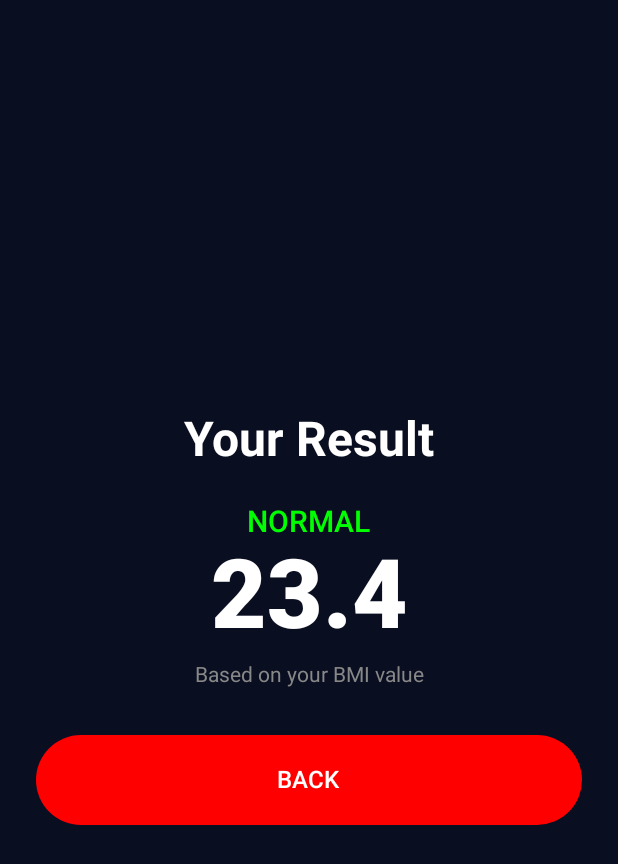
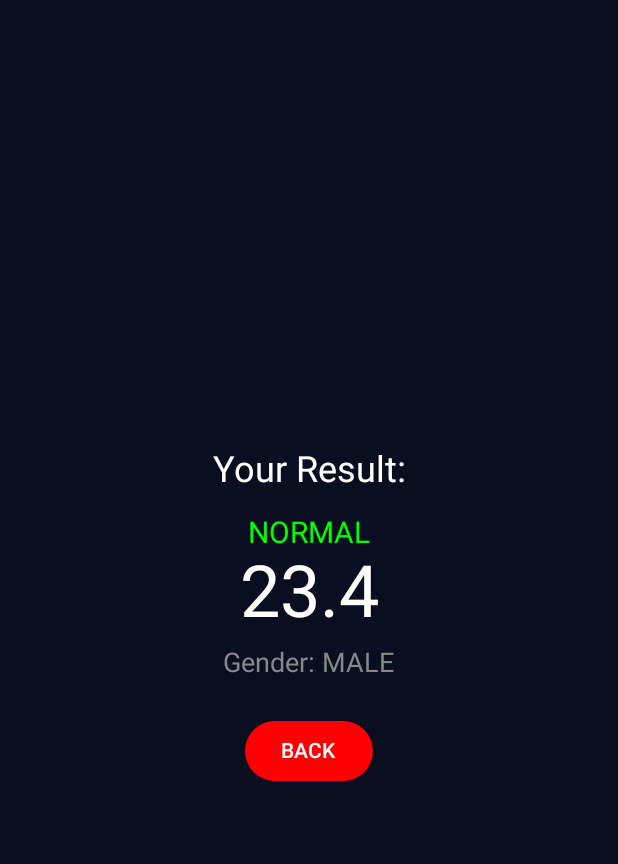
Before and after one commit to MasPutram/BMICalculator, an Android app built with Jetpack Compose: the screen it shows after launch (MainActivity), after a tap on "CALCULATE", on a phone screen of 412 x 824 dp. Shown: the top 864 px of the screen. Run offline under Robolectric (Android 15) with nearby library versions, the phone set to English and light mode, and no system bars.

Commit message:
fitur selected gender

```diff
--- a/app/build.gradle.kts
+++ b/app/build.gradle.kts
@@ -5,11 +5,11 @@ plugins {
 }
 
 android {
-    namespace = "com.putra.bmicalculator"
+    namespace = "com.putra_2303040131.bmicalculator"
     compileSdk = 35
 
     defaultConfig {
-        applicationId = "com.putra.bmicalculator"
+        applicationId = "com.putra_2303040131.bmicalculator"
         minSdk = 24
         targetSdk = 35
         versionCode = 1
--- a/app/src/main/java/com/putra/bmicalculator/screen/BMIResultScreen.kt
+++ /dev/null
@@ -1,79 +0,0 @@
-package com.putra.bmicalculator.screen
-
-import androidx.compose.foundation.background
-import androidx.compose.foundation.layout.*
-import androidx.compose.material3.*
-import androidx.compose.runtime.Composable
-import androidx.compose.ui.Alignment
-import androidx.compose.ui.Modifier
-import androidx.compose.ui.graphics.Color
-import androidx.compose.ui.text.font.FontWeight
-import androidx.compose.ui.unit.dp
-import androidx.compose.ui.unit.sp
-
-@Composable
-fun BMIResultScreen(bmi: Float, onBack: () -> Unit) {
-    val category = when {
-        bmi < 18.5 -> "UNDERWEIGHT"
-        bmi in 18.5..24.9 -> "NORMAL"
-        bmi in 25.0..29.9 -> "OVERWEIGHT"
-        else -> "OBESE"
-    }
-
-    Column(
-        modifier = Modifier
-            .fillMaxSize()
-            .background(Color(0xFF0A0E21))
-            .padding(24.dp),
-        horizontalAlignment = Alignment.CenterHorizontally,
-        verticalArrangement = Arrangement.Center
-    ) {
-        Text(
-            text = "Your Result",
-            color = Color.White,
-            fontSize = 32.sp,
-            fontWeight = FontWeight.Bold
-        )
-
-        Spacer(modifier = Modifier.height(24.dp))
-
-        Text(
-            text = category,
-            color = when (category) {
-                "NORMAL" -> Color.Green
-                "UNDERWEIGHT" -> Color.Cyan
-                "OVERWEIGHT" -> Color.Yellow
-                else -> Color.Red
-            },
-            fontSize = 20.sp,
-            fontWeight = FontWeight.Medium
-        )
-
-        Text(
-            text = String.format("%.1f", bmi),
-            color = Color.White,
-            fontSize = 64.sp,
-            fontWeight = FontWeight.ExtraBold
-        )
-
-        Spacer(modifier = Modifier.height(8.dp))
-
-        Text(
-            text = "Based on your BMI value",
-            color = Color.Gray,
-            fontSize = 14.sp
-        )
-
-        Spacer(modifier = Modifier.height(32.dp))
-
-        Button(
-            onClick = onBack,
-            modifier = Modifier
-                .fillMaxWidth()
-                .height(60.dp),
-            colors = ButtonDefaults.buttonColors(containerColor = Color.Red)
-        ) {
-            Text("BACK", color = Color.White, fontSize = 16.sp)
-        }
-    }
-}
--- a/app/src/main/java/com/putra/bmicalculator/screen/Navigation.kt
+++ /dev/null
@@ -1,28 +0,0 @@
-package com.putra.bmicalculator.screen
-
-import androidx.compose.runtime.Composable
-import androidx.navigation.NavHostController
-import androidx.navigation.compose.NavHost
-import androidx.navigation.compose.composable
-import androidx.navigation.NavType
-import androidx.navigation.navArgument
-
-@Composable
-fun AppNavigation(navController: NavHostController) {
-    NavHost(navController = navController, startDestination = "bmi_calculator") {
-        composable("bmi_calculator") {
-            BMICalculatorScreen(navController)
-        }
-
-        composable(
-            route = "bmi_result/{bmi}",
-            arguments = listOf(navArgument("bmi") { type = NavType.FloatType })
-        ) { backStackEntry ->
-            val bmi = backStackEntry.arguments?.getFloat("bmi") ?: 0f
-            BMIResultScreen(
-                bmi = bmi,
-                onBack = { navController.popBackStack() }
-            )
-        }
-    }
-}
--- a/app/src/main/java/com/putra/bmicalculator/MainActivity.kt
+++ b/app/src/main/java/com/putra_2303040131/bmicalculator/MainActivity.kt
@@ -1,4 +1,4 @@
-package com.putra.bmicalculator
+package com.putra_2303040131.bmicalculator
 
 import android.os.Bundle
 import androidx.activity.ComponentActivity
@@ -6,8 +6,8 @@ import androidx.activity.compose.setContent
 import androidx.compose.material3.Surface
 import androidx.compose.material3.MaterialTheme
 import androidx.navigation.compose.rememberNavController
-import com.putra.bmicalculator.screen.AppNavigation
-import com.putra.bmicalculator.ui.theme.BMICalculatorTheme
+import com.putra_2303040131.bmicalculator.screen.AppNavigation
+import com.putra_2303040131.bmicalculator.ui.theme.BMICalculatorTheme
 
 class MainActivity : ComponentActivity() {
     override fun onCreate(savedInstanceState: Bundle?) {
--- a/app/src/main/java/com/putra/bmicalculator/screen/BMICalculatorScreen.kt
+++ b/app/src/main/java/com/putra_2303040131/bmicalculator/screen/BMICalculatorScreen.kt
@@ -1,4 +1,4 @@
-package com.putra.bmicalculator.screen
+package com.putra_2303040131.bmicalculator.screen
 
 import androidx.compose.foundation.background
 import androidx.compose.foundation.layout.*
@@ -10,10 +10,10 @@ import androidx.compose.ui.graphics.Color
 import androidx.compose.ui.unit.dp
 import androidx.compose.ui.unit.sp
 import androidx.navigation.NavController
-import com.putra.bmicalculator.screen.components.GenderCard
-import com.putra.bmicalculator.screen.components.HeightSlider
-import com.putra.bmicalculator.screen.components.NumberControlCard
-import com.putra.bmicalculator.R
+import com.putra_2303040131.bmicalculator.screen.components.GenderCard
+import com.putra_2303040131.bmicalculator.screen.components.HeightSlider
+import com.putra_2303040131.bmicalculator.screen.components.NumberControlCard
+import com.putra_2303040131.bmicalculator.R
 
 @Composable
 fun BMICalculatorScreen(navController: NavController) {
@@ -85,8 +85,8 @@ fun BMICalculatorScreen(navController: NavController) {
         Button(
             onClick = {
                 val heightInMeter = height / 100
-                val bmi = weight / ((height / 100) * (height / 100))
-                navController.navigate("bmi_result/${bmi}")
+                val bmi = weight / (heightInMeter * heightInMeter)
+                navController.navigate("result/${"%.1f".format(bmi)}/${selectedGender}")
             },
             modifier = Modifier
                 .fillMaxWidth()
--- /dev/null
+++ b/app/src/main/java/com/putra_2303040131/bmicalculator/screen/BMIResultScreen.kt
@@ -0,0 +1,56 @@
+package com.putra_2303040131.bmicalculator.screen
+
+import androidx.compose.foundation.background
+import androidx.compose.foundation.layout.*
+import androidx.compose.material3.*
+import androidx.compose.runtime.Composable
+import androidx.compose.ui.Alignment
+import androidx.compose.ui.Modifier
+import androidx.compose.ui.graphics.Color
+
+import androidx.compose.ui.unit.dp
+import androidx.compose.ui.unit.sp
+
+@Composable
+fun BMIResultScreen(bmi: Float, gender: String, onBack: () -> Unit) {
+    val category = when (gender.uppercase()) {
+        "MALE" -> when (bmi) {
+            in 0.0..19.9 -> "UNDERWEIGHT"
+            in 20.0..25.9 -> "NORMAL"
+            in 26.0..29.9 -> "OVERWEIGHT"
+            in 30.0..34.9 -> "OBESITAS KELAS I"
+            in 35.0..39.9 -> "OBESITAS KELAS II"
+            else -> "OBESITAS KELAS III"
+        }
+
+        "FEMALE" -> when (bmi) {
+            in 0.0..18.4 -> "UNDERWEIGHT"
+            in 18.5..24.4 -> "NORMAL"
+            in 24.5..29.9 -> "OVERWEIGHT"
+            in 30.0..34.9 -> "OBESITAS KELAS I"
+            in 35.0..39.9 -> "OBESITAS KELAS II"
+            else -> "OBESITAS KELAS III"
+        }
+        else -> "UNKNOWN"
+    }
+
+    Column(
+        modifier = Modifier
+            .fillMaxSize()
+            .background(Color(0xFF0A0E21))
+            .padding(16.dp),
+        horizontalAlignment = Alignment.CenterHorizontally,
+        verticalArrangement = Arrangement.Center
+    ) {
+        Text("Your Result:", color = Color.White, fontSize = 24.sp)
+        Spacer(modifier = Modifier.height(16.dp))
+        Text(text = category, color = Color.Green, fontSize = 20.sp)
+        Text(text = String.format("%.1f", bmi), color = Color.White, fontSize = 48.sp)
+        Spacer(modifier = Modifier.height(8.dp))
+        Text(text = "Gender: $gender", color = Color.Gray)
+        Spacer(modifier = Modifier.height(24.dp))
+        Button(onClick = onBack, colors = ButtonDefaults.buttonColors(containerColor = Color.Red)) {
+            Text("BACK", color = Color.White)
+        }
+    }
+}
--- /dev/null
+++ b/app/src/main/java/com/putra_2303040131/bmicalculator/screen/Navigation.kt
@@ -0,0 +1,31 @@
+package com.putra_2303040131.bmicalculator.screen
+
+import androidx.compose.runtime.Composable
+import androidx.navigation.NavHostController
+import androidx.navigation.compose.NavHost
+import androidx.navigation.compose.composable
+import androidx.navigation.NavType
+import androidx.navigation.navArgument
+
+@Composable
+fun AppNavigation(navController: NavHostController) {
+    NavHost(navController = navController, startDestination = "bmi_calculator") {
+        composable("bmi_calculator") {
+            BMICalculatorScreen(navController)
+        }
+
+        composable(
+            route = "result/{bmi}/{gender}",
+            arguments = listOf(
+                navArgument("bmi") { type = NavType.StringType },
+                navArgument("gender") { type = NavType.StringType }
+            )
+        ) { backStackEntry ->
+            val bmi = backStackEntry.arguments?.getString("bmi")?.toFloatOrNull() ?: 0f
+            val gender = backStackEntry.arguments?.getString("gender") ?: "MALE"
+            BMIResultScreen(bmi = bmi, gender = gender) {
+                navController.popBackStack()
+            }
+        }
+    }
+}
--- a/app/src/main/java/com/putra/bmicalculator/screen/components/HeightSlider.kt
+++ b/app/src/main/java/com/putra_2303040131/bmicalculator/screen/components/HeightSlider.kt
@@ -1,4 +1,4 @@
-package com.putra.bmicalculator.screen.components
+package com.putra_2303040131.bmicalculator.screen.components
 
 import androidx.compose.foundation.background
 import androidx.compose.foundation.layout.*
--- a/app/src/main/java/com/putra/bmicalculator/screen/components/NumberControlCard.kt
+++ b/app/src/main/java/com/putra_2303040131/bmicalculator/screen/components/NumberControlCard.kt
@@ -1,4 +1,4 @@
-package com.putra.bmicalculator.screen.components
+package com.putra_2303040131.bmicalculator.screen.components
 
 import androidx.compose.foundation.background
 import androidx.compose.foundation.layout.*
@@ -13,7 +13,7 @@ import androidx.compose.ui.graphics.Color
 import androidx.compose.ui.unit.dp
 import androidx.compose.ui.unit.sp
 import androidx.compose.ui.draw.clip
-import com.putra.bmicalculator.ui.theme.CardSelected
+import com.putra_2303040131.bmicalculator.ui.theme.CardSelected
 
 @Composable
 fun NumberControlCard(
--- a/app/src/main/java/com/putra/bmicalculator/ui/theme/Color.kt
+++ b/app/src/main/java/com/putra_2303040131/bmicalculator/ui/theme/Color.kt
@@ -1,4 +1,4 @@
-package com.putra.bmicalculator.ui.theme
+package com.putra_2303040131.bmicalculator.ui.theme
 
 import androidx.compose.ui.graphics.Color
 
--- a/app/src/main/java/com/putra/bmicalculator/ui/theme/Shape.kt
+++ b/app/src/main/java/com/putra_2303040131/bmicalculator/ui/theme/Shape.kt
@@ -1,4 +1,4 @@
-package com.putra.bmicalculator.ui.theme
+package com.putra_2303040131.bmicalculator.ui.theme
 
 import androidx.compose.foundation.shape.RoundedCornerShape
 import androidx.compose.material3.Shapes
--- a/app/src/main/java/com/putra/bmicalculator/ui/theme/Theme.kt
+++ b/app/src/main/java/com/putra_2303040131/bmicalculator/ui/theme/Theme.kt
@@ -1,4 +1,4 @@
-package com.putra.bmicalculator.ui.theme
+package com.putra_2303040131.bmicalculator.ui.theme
 
 import androidx.compose.material3.*
 import androidx.compose.runtime.Composable
--- a/app/src/main/java/com/putra/bmicalculator/ui/theme/Type.kt
+++ b/app/src/main/java/com/putra_2303040131/bmicalculator/ui/theme/Type.kt
@@ -1,4 +1,4 @@
-package com.putra.bmicalculator.ui.theme
+package com.putra_2303040131.bmicalculator.ui.theme
 
 import androidx.compose.material3.Typography
 import androidx.compose.ui.text.font.FontFamily
```
Also changed, not shown: app/src/main/java/com/putra_2303040131/bmicalculator/screen/BMICalculatorApp.kt (renamed from app/src/main/java/com/putra/bmicalculator/screen/BMICalculatorApp.kt, +6 -3 lines), app/src/main/java/com/putra_2303040131/bmicalculator/screen/components/GenderCard.kt (renamed from app/src/main/java/com/putra/bmicalculator/screen/components/GenderCard.kt, +3 -6 lines), 4 other files.
